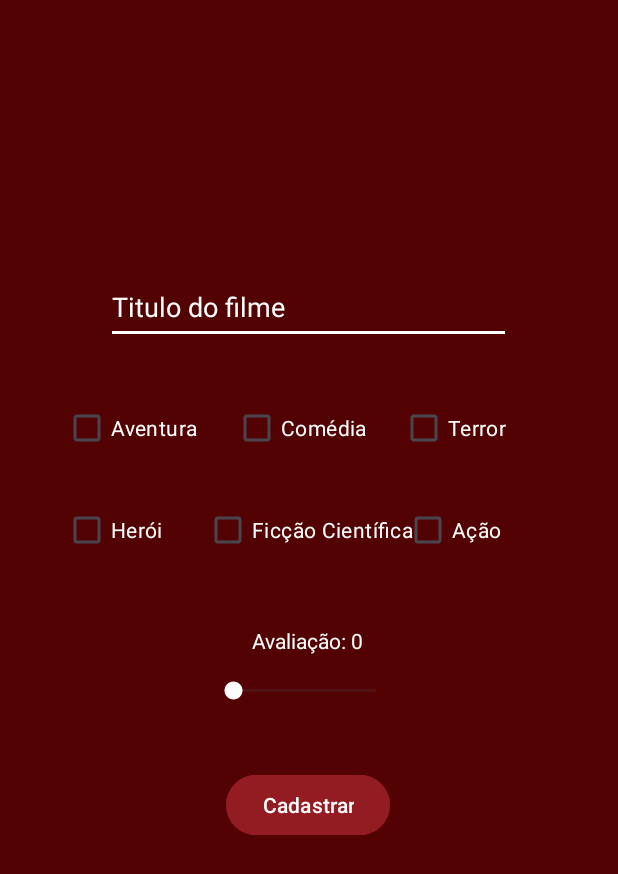
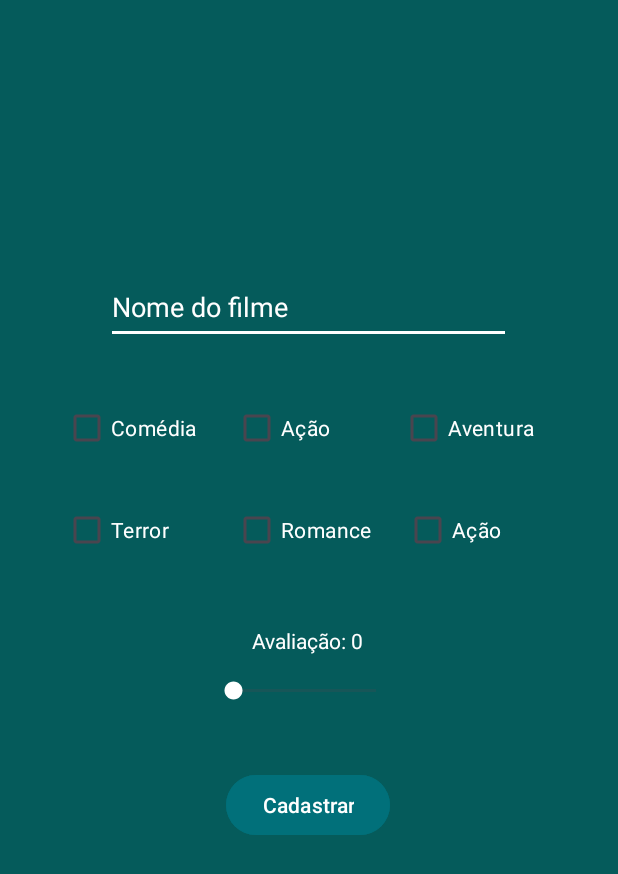
Before and after one commit to vitorvcbdev/ListaFilmes, an Android app: the screen it shows after launch (MainActivity), on a phone screen of 412 x 824 dp. Shown: the top 874 px of the screen. Run offline under Robolectric (Android 15) with nearby library versions, the phone set to English and light mode, and no system bars.

Commit message:
alteração

```diff
--- a/app/src/main/res/layout/activity_main.xml
+++ b/app/src/main/res/layout/activity_main.xml
@@ -6,7 +6,7 @@
     android:layout_width="match_parent"
     android:layout_height="match_parent"
     android:background="@color/black"
-    android:backgroundTint="#520202"
+    android:backgroundTint="#055B5B"
     tools:context=".view.MainActivity">
 
     <EditText
@@ -15,7 +15,7 @@
         android:layout_height="49dp"
         android:layout_marginTop="180dp"
         android:ems="10"
-        android:hint="Titulo do filme"
+        android:hint="Nome do filme"
         android:inputType="text"
         android:minHeight="48dp"
         android:textColorHint="@color/white"
@@ -30,7 +30,7 @@
         android:layout_height="wrap_content"
         android:layout_marginTop="20dp"
         android:minWidth="100dp"
-        android:text="Herói"
+        android:text="Terror"
         android:textColor="@color/white"
         app:layout_constraintEnd_toEndOf="parent"
         app:layout_constraintHorizontal_bias="0.135"
@@ -56,7 +56,7 @@
         android:layout_height="wrap_content"
         android:layout_marginTop="20dp"
         android:minWidth="100dp"
-        android:text="Ficção Científica"
+        android:text="Romance"
         android:textColor="@color/white"
         app:layout_constraintEnd_toEndOf="parent"
         app:layout_constraintHorizontal_bias="0.498"
@@ -69,7 +69,7 @@
         android:layout_height="wrap_content"
         android:layout_marginTop="32dp"
         android:minWidth="100dp"
-        android:text="Comédia"
+        android:text="Ação"
         android:textColor="@color/white"
         app:layout_constraintEnd_toEndOf="parent"
         app:layout_constraintHorizontal_bias="0.498"
@@ -82,7 +82,7 @@
         android:layout_height="wrap_content"
         android:layout_marginTop="32dp"
         android:minWidth="100dp"
-        android:text="Aventura"
+        android:text="Comédia"
         android:textColor="@color/white"
         app:layout_constraintEnd_toEndOf="parent"
         app:layout_constraintHorizontal_bias="0.135"
@@ -95,7 +95,7 @@
         android:layout_height="wrap_content"
         android:layout_marginTop="32dp"
         android:minWidth="100dp"
-        android:text="Terror"
+        android:text="Aventura"
         android:textColor="@color/white"
         android:textColorHint="@color/white"
         app:layout_constraintEnd_toEndOf="parent"
@@ -134,7 +134,7 @@
         android:layout_width="wrap_content"
         android:layout_height="wrap_content"
         android:layout_marginTop="40dp"
-        android:backgroundTint="#921C22"
+        android:backgroundTint="#01707A"
         android:text="Cadastrar"
         app:layout_constraintEnd_toEndOf="parent"
         app:layout_constraintHorizontal_bias="0.498"
--- a/app/src/main/res/layout/item_filme.xml
+++ b/app/src/main/res/layout/item_filme.xml
@@ -5,7 +5,7 @@
     android:layout_width="match_parent"
     android:layout_height="150dp"
     android:layout_marginBottom="10dp"
-    android:background="#FF0000">
+    android:background="#3700FF">
 
     <TextView
         android:id="@+id/txv_titulo_filme"
```
